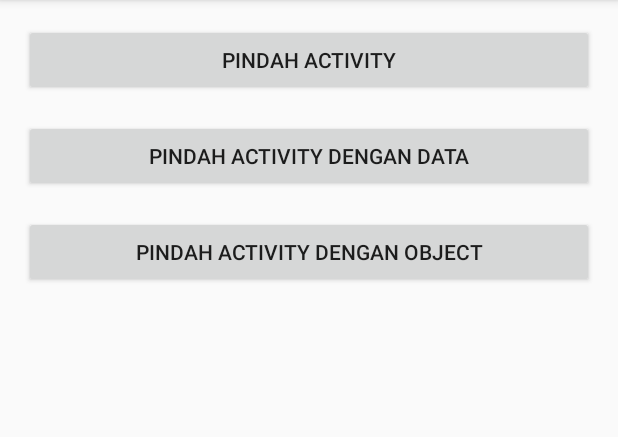
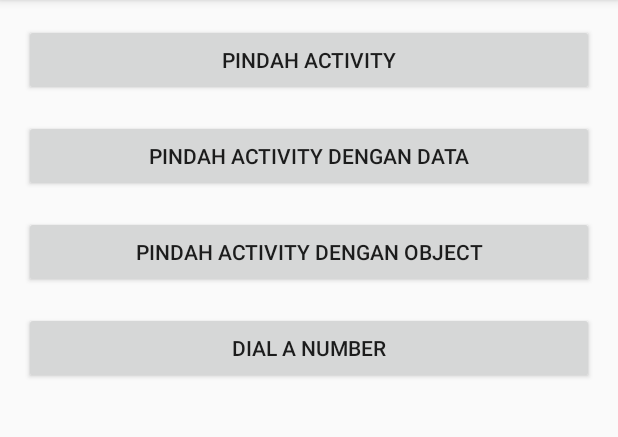
Before and after one commit to Achmadsetiawann/Android_Intent, an Android app: the screen it shows after launch (MainActivity), on a phone screen of 412 x 824 dp, the part 84-521 px from its top. Run offline under Robolectric (Android 15) with nearby library versions, the phone set to English and light mode, and no system bars.

Commit message:
Forth Add Phone Number Url Parse

```diff
--- a/app/src/main/java/com/example/myintentapp/MainActivity.java
+++ b/app/src/main/java/com/example/myintentapp/MainActivity.java
@@ -3,6 +3,7 @@ package com.example.myintentapp;
 import androidx.appcompat.app.AppCompatActivity;
 
 import android.content.Intent;
+import android.net.Uri;
 import android.os.Bundle;
 import android.view.View;
 import android.widget.Button;
@@ -10,7 +11,7 @@ import android.widget.Button;
 /*
 
                            move_activity.xml => MoveActivity.class
-Structure MainActivity =>  activity_move_with_data.xml => MoveWithDataActivity.class
+Structure MainActivity =>  activity_move_with_data.xml => MoveWithDataActivity.class / Uri.parse("tel:"+phoneNumber)
                            activity_move_with_object.xml => Person.java => MoveWithObjectActivity.class
 
 
@@ -23,6 +24,7 @@ public class MainActivity extends AppCompatActivity implements View.OnClickListe
     Button btnMoveActivity;
     Button btnMoveWithDataActivity;
     Button btnMoveWithObject;
+    Button btnDialPhone;
 
     @Override
     protected void onCreate(Bundle savedInstanceState) {
@@ -39,6 +41,9 @@ public class MainActivity extends AppCompatActivity implements View.OnClickListe
 
         btnMoveWithObject = findViewById(R.id.btn_move_activity_object);
         btnMoveWithObject.setOnClickListener(this);
+
+        btnDialPhone = findViewById(R.id.btn_dial_number);
+        btnDialPhone.setOnClickListener(this);
 
     }
 
@@ -74,6 +79,12 @@ public class MainActivity extends AppCompatActivity implements View.OnClickListe
                 startActivity(moveWithObjectIntent);
                 break;
 
+            case R.id.btn_dial_number:
+                String phoneNumber = "081210841382";
+                Intent dialPhoneIntent = new Intent(Intent.ACTION_DIAL, Uri.parse("tel:"+phoneNumber));
+                startActivity(dialPhoneIntent);
+                break;
+
         }
     }
 
--- a/app/src/main/res/layout/activity_main.xml
+++ b/app/src/main/res/layout/activity_main.xml
@@ -35,4 +35,12 @@
         android:text="@string/move_with_object"
         />
 
+    <Button
+        android:id="@+id/btn_dial_number"
+        android:layout_width="match_parent"
+        android:layout_height="wrap_content"
+        android:layout_marginBottom="@dimen/activity_vertical_margin"
+        android:text="@string/dial_number"
+        />
+
 </LinearLayout>
```
